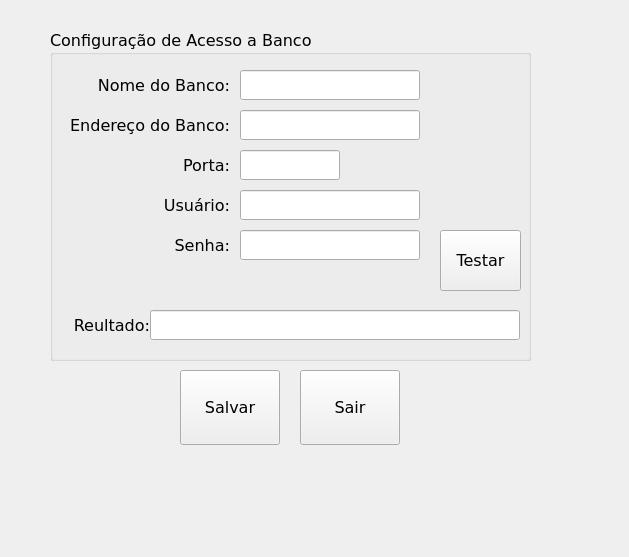
First picture: the form in Forms/MngFormConfig.ui, repository batistasilva/AppAccountTools, before the edit.
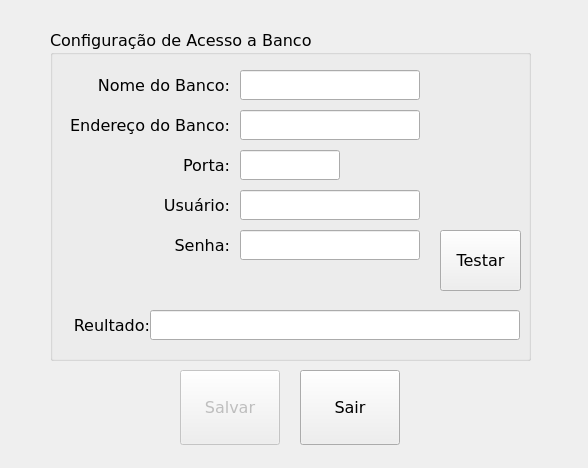
Second picture: the form after the edit. Icons and pictures are not drawn.

```diff
--- a/Forms/MngFormConfig.ui
+++ b/Forms/MngFormConfig.ui
@@ -9,14 +9,17 @@
    <rect>
     <x>0</x>
     <y>0</y>
-    <width>629</width>
-    <height>557</height>
+    <width>588</width>
+    <height>468</height>
    </rect>
   </property>
   <property name="windowTitle">
    <string>Dialog</string>
   </property>
   <widget class="QToolButton" name="TButtonConfigDbSave">
+   <property name="enabled">
+    <bool>false</bool>
+   </property>
    <property name="geometry">
     <rect>
      <x>180</x>
```
Left out of the diff: 10 changed lines with no effect on the pictures.
